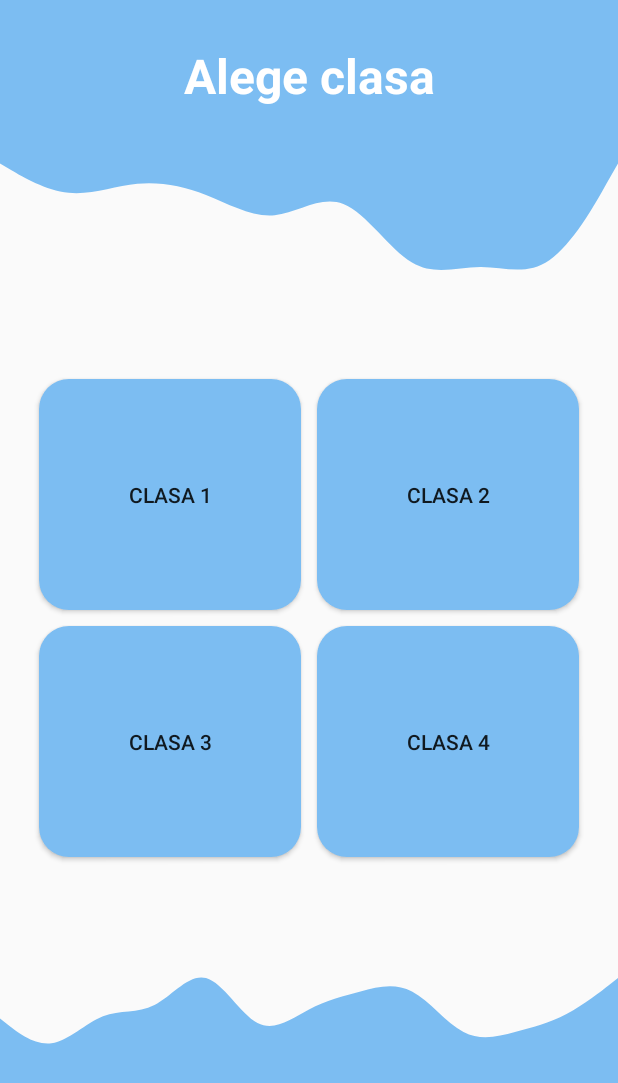
After one commit to school-soft/Application, an Android app: the AlegeClasa screen opened directly, with no data from a screen before it, on a phone screen of 412 x 824 dp. The commit adds this screen. Shown: the top 1083 px of the screen. Run offline under Robolectric (Android 15) with nearby library versions, the phone set to English and light mode, and no system bars.

Commit message:
Am terminat meniul de ales clasa

```diff
--- a/app/src/main/AndroidManifest.xml
+++ b/app/src/main/AndroidManifest.xml
@@ -9,7 +9,8 @@
         android:roundIcon="@mipmap/ic_launcher_round"
         android:supportsRtl="true"
         android:theme="@style/AppTheme">
-        <activity android:name=".ForgotPassword"></activity>
+        <activity android:name=".AlegeClasa"></activity>
+        <activity android:name=".ForgotPassword" />
         <activity android:name=".WelcomePage" />
         <activity android:name=".CreateAccount" />
         <activity android:name=".LoginPage">
--- /dev/null
+++ b/app/src/main/java/com/application/schoolsoft/AlegeClasa.java
@@ -0,0 +1,54 @@
+package com.application.schoolsoft;
+
+import androidx.appcompat.app.AppCompatActivity;
+
+import android.os.Bundle;
+import android.view.View;
+import android.widget.Button;
+import android.widget.Toast;
+
+public class AlegeClasa extends AppCompatActivity {
+    private Button BtnClasa1 = null;
+    private Button BtnClasa2 = null;
+    private Button BtnClasa3 = null;
+    private Button BtnClasa4 = null;
+
+    @Override
+    protected void onCreate(Bundle savedInstanceState) {
+        super.onCreate(savedInstanceState);
+        setContentView(R.layout.activity_alege_clasa);
+        BtnClasa1 = findViewById(R.id.Btn_clasa1);
+        BtnClasa2 = findViewById(R.id.Btn_clasa2);
+        BtnClasa3 = findViewById(R.id.Btn_clasa3);
+        BtnClasa4 = findViewById(R.id.Btn_clasa4);
+
+        BtnClasa1.setOnClickListener(new View.OnClickListener() {
+            @Override
+            public void onClick(View v) {
+                Toast.makeText(getApplicationContext(), "Clasa 1", Toast.LENGTH_SHORT).show();
+            }
+        });
+
+        BtnClasa2.setOnClickListener(new View.OnClickListener() {
+            @Override
+            public void onClick(View v) {
+                Toast.makeText(getApplicationContext(), "Clasa 2", Toast.LENGTH_SHORT).show();
+            }
+        });
+
+        BtnClasa3.setOnClickListener(new View.OnClickListener() {
+            @Override
+            public void onClick(View v) {
+                Toast.makeText(getApplicationContext(), "Clasa 3", Toast.LENGTH_SHORT).show();
+            }
+        });
+
+        BtnClasa4.setOnClickListener(new View.OnClickListener() {
+            @Override
+            public void onClick(View v) {
+                Toast.makeText(getApplicationContext(), "Clasa 4", Toast.LENGTH_SHORT).show();
+            }
+        });
+
+    }
+}
--- a/app/src/main/java/com/application/schoolsoft/CreateAccount.kt
+++ b/app/src/main/java/com/application/schoolsoft/CreateAccount.kt
@@ -75,8 +75,9 @@ class CreateAccount : AppCompatActivity(), View.OnClickListener {
     }
 
     private fun openLogin() {
-        val intent = Intent(this, LoginPage::class.java)
-        startActivity(intent)
+        finish()
+        /*val intent = Intent(this, LoginPage::class.java)
+        startActivity(intent)*/
     }
 
 }
--- a/app/src/main/java/com/application/schoolsoft/LoginPage.kt
+++ b/app/src/main/java/com/application/schoolsoft/LoginPage.kt
@@ -54,6 +54,7 @@ class LoginPage : AppCompatActivity(), View.OnClickListener {
                 if (task.isSuccessful){
                     Log.d("Login", "signInWithEmail:success")
                     val user = auth.currentUser
+                    openAlegeClasa()
                 } else {
                     Log.w("Login","signInWithEmail:failure", task.exception)
                     Toast.makeText(baseContext, "Authentication failed.",
@@ -72,4 +73,10 @@ class LoginPage : AppCompatActivity(), View.OnClickListener {
         val intent = Intent( this, ForgotPassword::class.java)
         startActivity(intent);
     }
+
+    private fun openAlegeClasa() {
+        val intent = Intent(this, AlegeClasa::class.java)
+        startActivity(intent)
+        finish()
+    }
 }
--- /dev/null
+++ b/app/src/main/res/drawable/ic_wave_lightblue.xml
@@ -0,0 +1,10 @@
+<?xml version="1.0" encoding="utf-8"?>
+<vector xmlns:android="http://schemas.android.com/apk/res/android"
+    android:width="1440dp"
+    android:height="320dp"
+    android:viewportWidth="1440"
+    android:viewportHeight="320">
+    <path
+        android:pathData="MM0,160L20,176C40,192,80,224,120,218.7C160,213,200,171,240,154.7C280,139,320,149,360,128C400,107,440,53,480,64C520,75,560,149,600,170.7C640,192,680,160,720,138.7C760,117,800,107,840,96C880,85,920,75,960,96C1000,117,1040,171,1080,192C1120,213,1160,203,1200,192C1240,181,1280,171,1320,149.3C1360,128,1400,96,1420,80L1440,64L1440,320L1420,320C1400,320,1360,320,1320,320C1280,320,1240,320,1200,320C1160,320,1120,320,1080,320C1040,320,1000,320,960,320C920,320,880,320,840,320C800,320,760,320,720,320C680,320,640,320,600,320C560,320,520,320,480,320C440,320,400,320,360,320C320,320,280,320,240,320C200,320,160,320,120,320C80,320,40,320,20,320L0,320Z"
+        android:fillColor="@color/lightCyanBlue"/>
+</vector>
--- /dev/null
+++ b/app/src/main/res/drawable/ic_wave_lightblue2.xml
@@ -0,0 +1,10 @@
+<?xml version="1.0" encoding="utf-8"?>
+<vector xmlns:android="http://schemas.android.com/apk/res/android"
+    android:width="1440dp"
+    android:height="320dp"
+    android:viewportWidth="1440"
+    android:viewportHeight="320">
+    <path
+        android:pathData="M0,32L26.7,48C53.3,64,107,96,160,101.3C213.3,107,267,85,320,80C373.3,75,427,85,480,106.7C533.3,128,587,160,640,154.7C693.3,149,747,107,800,128C853.3,149,907,235,960,266.7C1013.3,299,1067,277,1120,277.3C1173.3,277,1227,299,1280,261.3C1333.3,224,1387,128,1413,80L1440,32L1440,0L1413.3,0C1386.7,0,1333,0,1280,0C1226.7,0,1173,0,1120,0C1066.7,0,1013,0,960,0C906.7,0,853,0,800,0C746.7,0,693,0,640,0C586.7,0,533,0,480,0C426.7,0,373,0,320,0C266.7,0,213,0,160,0C106.7,0,53,0,27,0L0,0Z"
+        android:fillColor="@color/lightCyanBlue"/>
+</vector>
--- /dev/null
+++ b/app/src/main/res/drawable/round_bg_lightblue.xml
@@ -0,0 +1,5 @@
+<?xml version="1.0" encoding="utf-8"?>
+<shape  xmlns:android="http://schemas.android.com/apk/res/android">
+    <solid android:color="@color/lightCyanBlue" />
+    <corners android:radius="20dp"/>
+</shape>
--- /dev/null
+++ b/app/src/main/res/layout/activity_alege_clasa.xml
@@ -0,0 +1,156 @@
+<?xml version="1.0" encoding="utf-8"?>
+<androidx.constraintlayout.widget.ConstraintLayout xmlns:android="http://schemas.android.com/apk/res/android"
+    xmlns:app="http://schemas.android.com/apk/res-auto"
+    xmlns:tools="http://schemas.android.com/tools"
+    android:layout_width="match_parent"
+    android:layout_height="match_parent"
+    tools:context=".AlegeClasa">
+
+
+
+    <View
+        android:id="@+id/top_view"
+        android:layout_width="0dp"
+        android:layout_height="100dp"
+        android:background="@color/lightCyanBlue"
+        app:layout_constraintTop_toTopOf="parent"
+        app:layout_constraintEnd_toEndOf="parent"
+        app:layout_constraintStart_toStartOf="parent" />
+
+    <View
+        android:id="@+id/blue_wave_top"
+        android:layout_width="0dp"
+        android:layout_height="90dp"
+        android:background="@drawable/ic_wave_lightblue2"
+        app:layout_constraintTop_toBottomOf="@+id/top_view"
+        app:layout_constraintEnd_toEndOf="parent"
+        app:layout_constraintStart_toStartOf="parent" />
+
+    <TextView
+        android:id="@+id/alege_clasa_text"
+        android:layout_width="wrap_content"
+        android:layout_height="wrap_content"
+        android:text="Alege clasa"
+        android:textColor="@color/white"
+        android:textSize="32sp"
+        android:textStyle="bold"
+        app:layout_constraintBottom_toBottomOf="@+id/top_view"
+        app:layout_constraintEnd_toEndOf="parent"
+        app:layout_constraintStart_toStartOf="parent"
+        app:layout_constraintTop_toTopOf="parent" />
+
+    <LinearLayout
+        android:layout_width="0dp"
+        android:layout_height="0dp"
+        android:orientation="vertical"
+        app:layout_constraintBottom_toTopOf="@+id/guideline4"
+        app:layout_constraintEnd_toStartOf="@+id/guideline2"
+        app:layout_constraintStart_toStartOf="@+id/guideline1"
+        app:layout_constraintTop_toTopOf="@+id/guideline3">
+
+        <LinearLayout
+            android:layout_width="match_parent"
+            android:layout_height="0dp"
+            android:layout_weight="1"
+            android:orientation="horizontal">
+            <Button
+                android:id="@+id/Btn_clasa1"
+                android:layout_width="0dp"
+                android:layout_height="match_parent"
+                android:layout_weight="1"
+                android:background="@drawable/round_bg_lightblue"
+                android:layout_margin="5dp"
+                android:text="Clasa 1" />
+
+            <Button
+                android:id="@+id/Btn_clasa2"
+                android:layout_width="0dp"
+                android:layout_height="match_parent"
+                android:layout_weight="1"
+                android:background="@drawable/round_bg_lightblue"
+                android:layout_margin="5dp"
+                android:text="Clasa 2" />
+
+        </LinearLayout>
+
+    <LinearLayout
+        android:layout_width="match_parent"
+        android:layout_height="0dp"
+        android:layout_weight="1"
+        android:orientation="horizontal">
+            <Button
+                android:id="@+id/Btn_clasa3"
+                android:layout_width="0dp"
+                android:layout_height="match_parent"
+                android:layout_weight="1"
+                android:background="@drawable/round_bg_lightblue"
+                android:layout_margin="5dp"
+                android:text="Clasa 3" />
+            <Button
+                android:id="@+id/Btn_clasa4"
+                android:layout_width="0dp"
+                android:layout_height="match_parent"
+                android:layout_weight="1"
+                android:background="@drawable/round_bg_lightblue"
+                android:layout_margin="5dp"
+                android:text="Clasa 4" />
+
+    </LinearLayout>
+
+
+    </LinearLayout>
+
+
+    <androidx.constraintlayout.widget.Guideline
+        android:id="@+id/guideline1"
+        android:layout_width="wrap_content"
+        android:layout_height="wrap_content"
+        android:orientation="vertical"
+        app:layout_constraintGuide_percent="0.05" />
+
+    <androidx.constraintlayout.widget.Guideline
+        android:id="@+id/guideline2"
+        android:layout_width="wrap_content"
+        android:layout_height="wrap_content"
+        android:orientation="vertical"
+        app:layout_constraintGuide_percent="0.95" />
+
+    <androidx.constraintlayout.widget.Guideline
+        android:id="@+id/guideline3"
+        android:layout_width="wrap_content"
+        android:layout_height="wrap_content"
+        android:orientation="horizontal"
+        app:layout_constraintGuide_percent="0.30" />
+
+    <androidx.constraintlayout.widget.Guideline
+        android:id="@+id/guideline4"
+        android:layout_width="wrap_content"
+        android:layout_height="wrap_content"
+        android:orientation="horizontal"
+        app:layout_constraintGuide_percent="0.70" />
+
+
+
+
+
+    <View
+        android:id="@+id/blue_wave_bottom"
+        android:layout_width="0dp"
+        android:layout_height="90dp"
+        android:background="@drawable/ic_wave_lightblue"
+        app:layout_constraintBottom_toTopOf="@+id/bottom_view"
+        app:layout_constraintEnd_toEndOf="parent"
+        app:layout_constraintStart_toStartOf="parent" />
+
+    <View
+        android:id="@+id/bottom_view"
+        android:layout_width="0dp"
+        android:layout_height="100dp"
+        android:background="@color/lightCyanBlue"
+        app:layout_constraintBottom_toBottomOf="parent"
+        app:layout_constraintEnd_toEndOf="parent"
+        app:layout_constraintStart_toStartOf="parent" />
+
+
+
+</androidx.constraintlayout.widget.ConstraintLayout>
```
